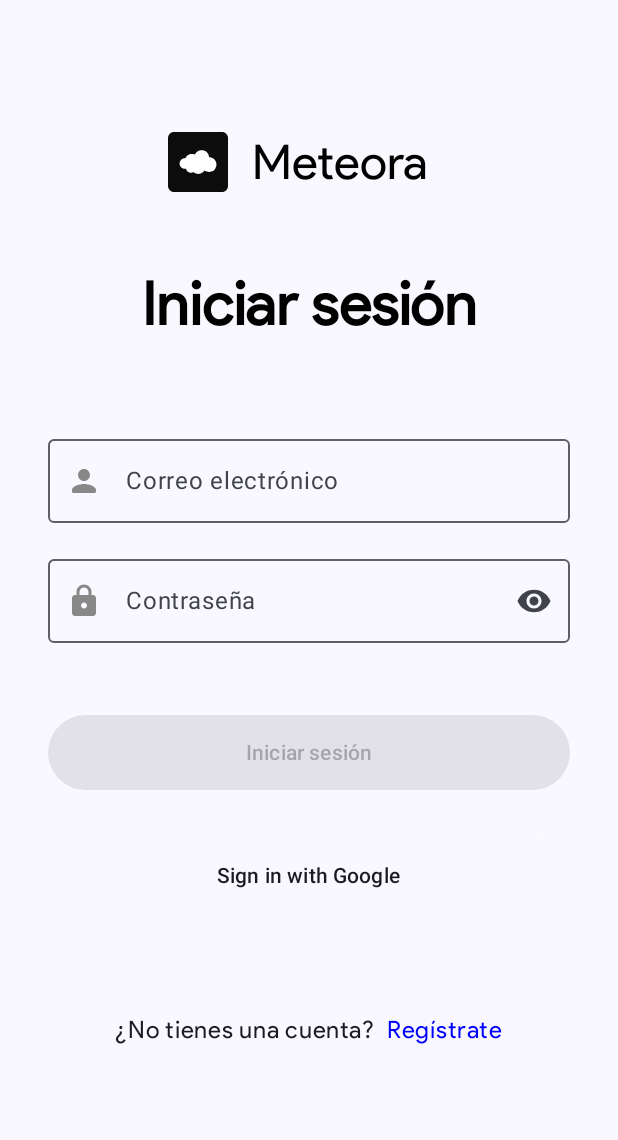
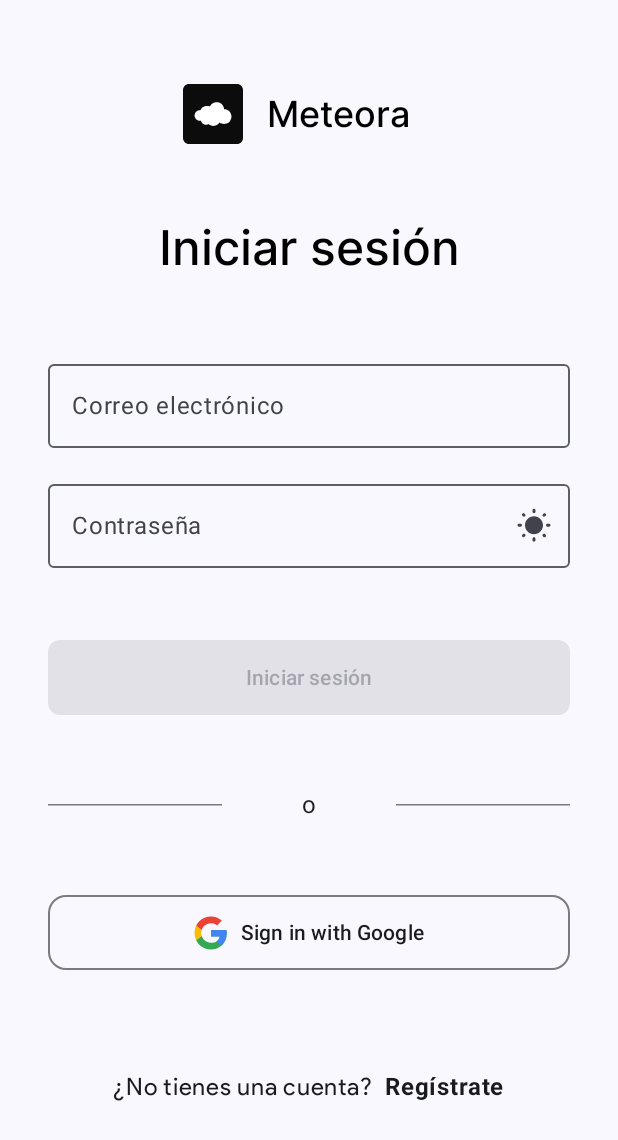
Before and after one commit to brandonhxrr/Meteora, an Android app built with Jetpack Compose: the screen it shows after launch (MainActivity), on a phone screen of 412 x 824 dp. Shown: the top 1140 px of the screen. Run offline under Robolectric (Android 15) with nearby library versions, the phone set to English and light mode, and no system bars; our stand-ins replace Firebase (no records; nobody signed in at launch, a user with empty details on screens opened directly), livedata-compose.

Commit message:
Divide signup in two steps

```diff
--- a/app/src/main/java/ipn/escom/meteora/MainActivity.kt
+++ b/app/src/main/java/ipn/escom/meteora/MainActivity.kt
@@ -12,7 +12,6 @@
 import androidx.compose.material3.Surface
 import androidx.compose.runtime.Composable
 import androidx.compose.ui.Modifier
-import androidx.compose.ui.platform.LocalContext
 import androidx.compose.ui.tooling.preview.Preview
 import androidx.navigation.compose.NavHost
 import androidx.navigation.compose.composable
@@ -23,11 +22,12 @@
 import ipn.escom.meteora.data.login.LoginViewModel
 import ipn.escom.meteora.data.signup.SignUpViewModel
 import ipn.escom.meteora.ui.Home
-import ipn.escom.meteora.ui.login.Login
 import ipn.escom.meteora.ui.Screens
-import ipn.escom.meteora.ui.login.SignUp
 import ipn.escom.meteora.ui.Splash
 import ipn.escom.meteora.ui.UserScreen
+import ipn.escom.meteora.ui.login.Login
+import ipn.escom.meteora.ui.login.SignUp1
+import ipn.escom.meteora.ui.login.SignUp2
 import ipn.escom.meteora.ui.theme.MeteoraTheme
 
 class MainActivity : ComponentActivity() {
@@ -66,6 +66,8 @@
         navController = navController,
         startDestination = Screens.Splash.name
     ) {
+        val signUpViewModel = SignUpViewModel()
+
         composable(Screens.Splash.name) {
             Splash()
             val timer = object : CountDownTimer(2000, 1000) {
@@ -104,8 +106,12 @@
             Login(navController = navController, LoginViewModel())
         }
 
-        composable(Screens.SignUp.name) {
-            SignUp(navController = navController, SignUpViewModel())
+        composable(Screens.SignUp1.name) {
+            SignUp1(navController = navController, signUpViewModel)
+        }
+
+        composable(Screens.SignUp2.name) {
+            SignUp2(navController = navController, signUpViewModel)
         }
 
         composable(Screens.User.name) {
--- a/app/src/main/java/ipn/escom/meteora/ui/Screens.kt
+++ b/app/src/main/java/ipn/escom/meteora/ui/Screens.kt
@@ -4,6 +4,7 @@
     Splash,
     Home,
     Login,
-    SignUp,
+    SignUp1,
+    SignUp2,
     User,
 }
--- a/app/src/main/java/ipn/escom/meteora/ui/login/LoginComponents.kt
+++ b/app/src/main/java/ipn/escom/meteora/ui/login/LoginComponents.kt
@@ -4,22 +4,27 @@
 import android.util.Log
 import androidx.activity.compose.rememberLauncherForActivityResult
 import androidx.activity.result.contract.ActivityResultContracts
+import androidx.compose.foundation.Image
 import androidx.compose.foundation.background
+import androidx.compose.foundation.layout.Arrangement
 import androidx.compose.foundation.layout.Box
+import androidx.compose.foundation.layout.Row
+import androidx.compose.foundation.layout.Spacer
 import androidx.compose.foundation.layout.fillMaxWidth
 import androidx.compose.foundation.layout.height
 import androidx.compose.foundation.layout.padding
+import androidx.compose.foundation.layout.size
+import androidx.compose.foundation.layout.width
 import androidx.compose.foundation.text.KeyboardOptions
 import androidx.compose.material.icons.Icons
-import androidx.compose.material.icons.filled.Visibility
-import androidx.compose.material.icons.filled.VisibilityOff
-import androidx.compose.material.icons.rounded.Lock
-import androidx.compose.material.icons.rounded.Person
-import androidx.compose.material3.Button
+import androidx.compose.material.icons.rounded.WbCloudy
+import androidx.compose.material.icons.rounded.WbSunny
 import androidx.compose.material3.ButtonDefaults
+import androidx.compose.material3.HorizontalDivider
 import androidx.compose.material3.Icon
 import androidx.compose.material3.IconButton
 import androidx.compose.material3.MaterialTheme
+import androidx.compose.material3.OutlinedButton
 import androidx.compose.material3.OutlinedTextField
 import androidx.compose.material3.Text
 import androidx.compose.runtime.Composable
@@ -28,14 +33,17 @@
 import androidx.compose.runtime.remember
 import androidx.compose.runtime.saveable.rememberSaveable
 import androidx.compose.runtime.setValue
+import androidx.compose.ui.Alignment
 import androidx.compose.ui.Modifier
 import androidx.compose.ui.graphics.Color
 import androidx.compose.ui.platform.LocalContext
+import androidx.compose.ui.res.painterResource
 import androidx.compose.ui.res.stringResource
 import androidx.compose.ui.text.input.ImeAction
 import androidx.compose.ui.text.input.KeyboardType
 import androidx.compose.ui.text.input.PasswordVisualTransformation
 import androidx.compose.ui.text.input.VisualTransformation
+import androidx.compose.ui.text.style.TextAlign
 import androidx.compose.ui.unit.dp
 import androidx.compose.ui.unit.sp
 import androidx.navigation.NavController
@@ -63,13 +71,6 @@
             keyboardType = KeyboardType.Text,
             imeAction = ImeAction.Next
         ),
-        leadingIcon = {
-            Icon(
-                Icons.Rounded.Person,
-                contentDescription = null,
-                tint = Color.Gray
-            )
-        }
     )
 }
 
@@ -80,26 +81,24 @@
         onValueChange = {
             onTextChanged(it)
         },
-        label = { Text(text = stringResource(id = R.string.email)) },
+        placeholder = { Text(text = stringResource(id = R.string.email)) },
         modifier = Modifier
             .fillMaxWidth()
             .padding(vertical = 8.dp, horizontal = 16.dp),
         keyboardOptions = KeyboardOptions.Default.copy(
-            keyboardType = KeyboardType.Text,
+            keyboardType = KeyboardType.Email,
             imeAction = ImeAction.Next
         ),
-        leadingIcon = {
-            Icon(
-                Icons.Rounded.Person,
-                contentDescription = null,
-                tint = Color.Gray
-            )
-        }
     )
 }
 
 @Composable
-fun Password(password: String, repeat: Boolean = false, final: Boolean = true, onTextChanged: (String) -> Unit) {
+fun Password(
+    password: String,
+    repeat: Boolean = false,
+    final: Boolean = true,
+    onTextChanged: (String) -> Unit
+) {
     var passwordHidden by rememberSaveable { mutableStateOf(true) }
 
     OutlinedTextField(
@@ -108,7 +107,13 @@
             onTextChanged(it)
         },
         singleLine = true,
-        label = { Text(text = if (repeat) stringResource(id = R.string.repeat_password) else stringResource(id = R.string.password)) },
+        label = {
+            Text(
+                text = if (repeat) stringResource(id = R.string.repeat_password) else stringResource(
+                    id = R.string.password
+                )
+            )
+        },
         modifier = Modifier
             .fillMaxWidth()
             .padding(vertical = 8.dp, horizontal = 16.dp),
@@ -121,13 +126,43 @@
         trailingIcon = {
             IconButton(onClick = { passwordHidden = !passwordHidden }, content = {
                 val visibilityIcon =
-                    if (passwordHidden) Icons.Filled.Visibility else Icons.Filled.VisibilityOff
+                    if (passwordHidden) Icons.Rounded.WbSunny else Icons.Rounded.WbCloudy
                 val description = if (passwordHidden) "Show password" else "Hide password"
                 Icon(imageVector = visibilityIcon, contentDescription = description)
             })
         },
-        leadingIcon = { Icon(Icons.Rounded.Lock, contentDescription = null, tint = Color.Gray) }
     )
+}
+
+@Composable
+fun OrDivider() {
+    Row(
+        modifier = Modifier
+            .fillMaxWidth()
+            .padding(16.dp)
+    ) {
+        HorizontalDivider(
+            modifier = Modifier
+                .weight(1f)
+                .align(
+                    Alignment.CenterVertically
+                )
+        )
+        Text(
+            text = "o", modifier = Modifier
+                .weight(1f)
+                .padding(16.dp),
+            textAlign = TextAlign.Center
+
+        )
+        HorizontalDivider(
+            modifier = Modifier
+                .weight(1f)
+                .align(
+                    Alignment.CenterVertically
+                )
+        )
+    }
 }
 
 @Composable
@@ -151,13 +186,13 @@
             }
         }
 
-    Button(
+    OutlinedButton(
         onClick = {
             val signInIntent = googleSignInClient.signInIntent
             registerSignInActivityLauncher.launch(signInIntent)
         },
-        colors = ButtonDefaults.buttonColors(
-            containerColor = MaterialTheme.colorScheme.surface,
+        shape = MaterialTheme.shapes.medium,
+        colors = ButtonDefaults.outlinedButtonColors(
             contentColor = MaterialTheme.colorScheme.onSurface
         ),
         modifier = Modifier
@@ -165,8 +200,22 @@
             .height(50.dp)
             .fillMaxWidth()
     ) {
-        Text(text = "Sign in with Google")
+        Row(
+            verticalAlignment = Alignment.CenterVertically,
+            horizontalArrangement = Arrangement.Center
+        ) {
+            Image(
+                painter = painterResource(id = R.drawable.ic_google),
+                contentDescription = "Google Icon",
+                modifier = Modifier.size(24.dp)
+            )
+            Spacer(modifier = Modifier.width(8.dp))
+            Text(
+                text = "Sign in with Google"
+            )
+        }
     }
+
 }
 
 private fun provideGoogleSignInClient(context: Context): GoogleSignInClient {
--- a/app/src/main/java/ipn/escom/meteora/ui/login/LoginScreen.kt
+++ b/app/src/main/java/ipn/escom/meteora/ui/login/LoginScreen.kt
@@ -61,7 +61,7 @@
             .fillMaxSize()
             .padding(16.dp),
     ) {
-        Spacer(modifier = Modifier.height(72.dp))
+        Spacer(modifier = Modifier.height(40.dp))
 
         Row(
             modifier = Modifier.align(Alignment.CenterHorizontally)
@@ -80,7 +80,7 @@
                     .padding(horizontal = 16.dp)
                     .align(alignment = Alignment.CenterVertically),
                 color = Color.Black,
-                fontSize = 32.sp,
+                fontSize = 24.sp,
                 fontWeight = FontWeight(400)
             )
         }
@@ -94,7 +94,7 @@
                 .padding(horizontal = 16.dp)
                 .align(alignment = Alignment.CenterHorizontally),
             color = Color.Black,
-            fontSize = 40.sp
+            fontSize = 32.sp
         )
 
         Spacer(modifier = Modifier.height(50.dp))
@@ -110,6 +110,8 @@
         Spacer(modifier = Modifier.height(24.dp))
 
         LoginButton(email, password, isLoginEnabled, navController)
+
+        OrDivider()
 
         GoogleSignInButton(navController)
 
@@ -127,15 +129,10 @@
             )
             Text(
                 text = stringResource(id = R.string.sign_up),
-                color = Color.Blue,
+                fontWeight = FontWeight.Bold,
                 modifier = Modifier.clickable {
-                    navController?.navigate(Screens.SignUp.name) {
-                        popUpTo(Screens.Login.name) {
-                            inclusive = true
-                        }
-                    }
-                },
-                fontFamily = FontFamily(Font(R.font.product_sans_regular))
+                    navController?.navigate(Screens.SignUp1.name)
+                }
             )
         }
     }
@@ -164,9 +161,10 @@
             }
         },
         colors = ButtonDefaults.buttonColors(
-            containerColor = MaterialTheme.colorScheme.primary,
+            containerColor = Color.Black,
             contentColor = MaterialTheme.colorScheme.onPrimary,
         ),
+        shape = MaterialTheme.shapes.small,
         modifier = Modifier
             .padding(16.dp)
             .height(50.dp)
--- a/app/src/main/java/ipn/escom/meteora/ui/theme/Type.kt
+++ b/app/src/main/java/ipn/escom/meteora/ui/theme/Type.kt
@@ -15,21 +15,20 @@
         fontSize = 14.sp
     ),
     bodyMedium = TextStyle(
-        fontFamily = FontFamily(Font(R.font.product_sans_regular)),
-        fontWeight = FontWeight.Bold,
-        fontSize = 16.sp
+        fontFamily = FontFamily(Font(R.font.inter_medium)),
+        fontSize = 14.sp
     ),
     headlineMedium = TextStyle(
-        fontFamily = FontFamily(Font(R.font.product_sans_regular)),
+        fontFamily = FontFamily(Font(R.font.inter_medium)),
         fontWeight = FontWeight.Bold,
         fontSize = 18.sp
     ),
     titleMedium = TextStyle(
-        fontFamily = FontFamily(Font(R.font.product_sans_regular)),
+        fontFamily = FontFamily(Font(R.font.inter_medium)),
         fontSize = 24.sp
     ),
     titleLarge = TextStyle(
-        fontFamily = FontFamily(Font(R.font.product_sans_bold)),
+        fontFamily = FontFamily(Font(R.font.inter_bold)),
         fontWeight = FontWeight.Normal,
         fontSize = 42.sp
     ),
```
Also changed, not shown: app/src/main/java/ipn/escom/meteora/data/signup/SignUpViewModel.kt (+8 -9 lines), app/src/main/java/ipn/escom/meteora/ui/login/SignUpScreen.kt (+29 -68 lines), app/src/main/java/ipn/escom/meteora/ui/login/SignUpScreen1.kt (added, +187 -0 lines).
